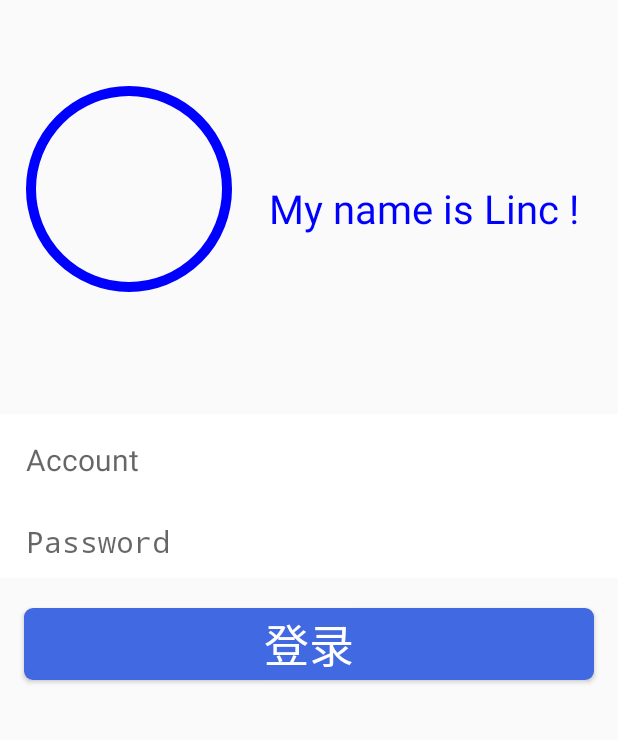
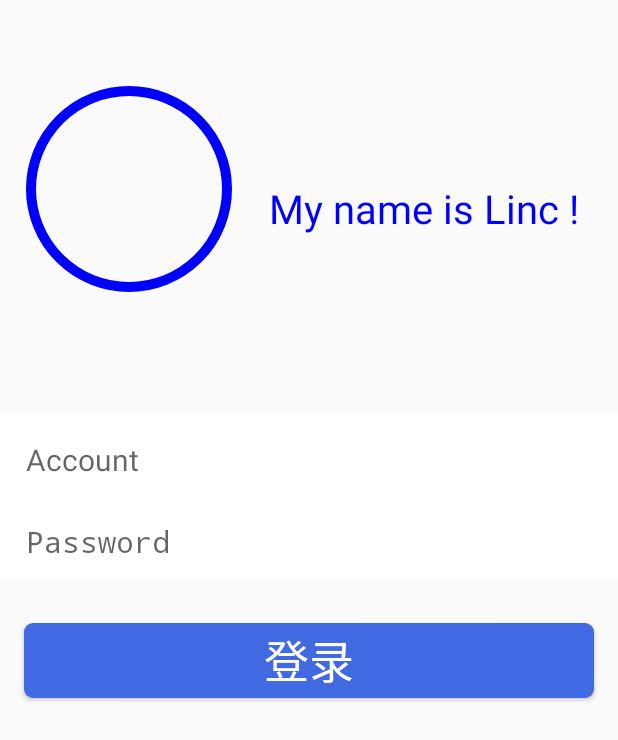
Before and after one commit to renren123/MyClassApp_Login_2, an Android app: the screen it shows after launch (MainActivity), on a phone screen of 412 x 824 dp. Shown: the top 740 px of the screen. Run offline under Robolectric (Android 15) with nearby library versions, the phone set to English and light mode, and no system bars.

Commit message:
改版后_2

```diff
--- a/app/src/main/res/layout/activity_main.xml
+++ b/app/src/main/res/layout/activity_main.xml
@@ -37,12 +37,12 @@
         android:layout_marginLeft="16dp"
         android:layout_marginRight="16dp"
         android:layout_width="match_parent"
-        android:layout_height="wrap_content"
+        android:layout_height="50dp"
         android:text="登录"
         android:id="@+id/buttonok"
         android:textColor="@android:color/white"
-        android:textSize="30sp"
-        android:layout_marginTop="20sp"
+        android:textSize="30dp"
+        android:layout_marginTop="30dp"
         android:background="@drawable/buttonresource"
         android:onClick="ButtonOK"/>
 
```
